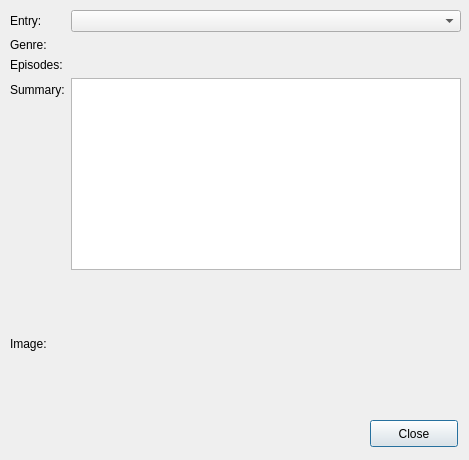
First picture: the form in interfaces/ui/infoDialog.ui, repository HarHar/Futaam, before the edit.
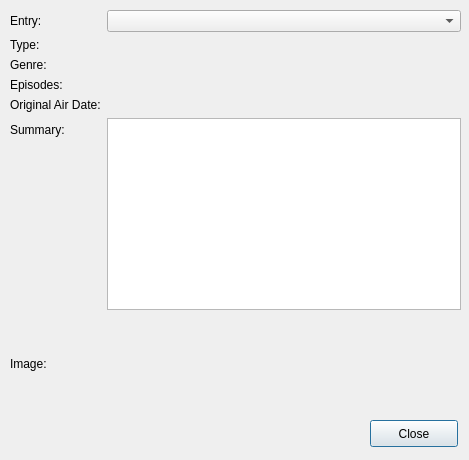
Second picture: the form after the edit.

Commit message: tweaked info dialog a bit

The edit to the form file:
```diff
--- a/interfaces/ui/infoDialog.ui
+++ b/interfaces/ui/infoDialog.ui
@@ -41,41 +41,69 @@
        <widget class="QComboBox" name="entrySelect"/>
       </item>
       <item row="1" column="0">
+       <widget class="QLabel" name="label_8">
+        <property name="text">
+         <string>Type:</string>
+        </property>
+       </widget>
+      </item>
+      <item row="1" column="1">
+       <widget class="QLabel" name="typeLine">
+        <property name="text">
+         <string/>
+        </property>
+       </widget>
+      </item>
+      <item row="2" column="0">
        <widget class="QLabel" name="label_6">
         <property name="text">
          <string>Genre: </string>
         </property>
        </widget>
       </item>
-      <item row="1" column="1">
+      <item row="2" column="1">
        <widget class="QLabel" name="genreLine">
         <property name="text">
          <string/>
         </property>
        </widget>
       </item>
-      <item row="2" column="0">
+      <item row="3" column="0">
        <widget class="QLabel" name="label_4">
         <property name="text">
          <string>Episodes:</string>
         </property>
        </widget>
       </item>
-      <item row="2" column="1">
+      <item row="3" column="1">
        <widget class="QLabel" name="episodeLine">
         <property name="text">
          <string/>
         </property>
        </widget>
       </item>
-      <item row="3" column="0">
+      <item row="4" column="0">
+       <widget class="QLabel" name="label_7">
+        <property name="text">
+         <string>Original Air Date:</string>
+        </property>
+       </widget>
+      </item>
+      <item row="4" column="1">
+       <widget class="QLabel" name="dateLine">
+        <property name="text">
+         <string/>
+        </property>
+       </widget>
+      </item>
+      <item row="5" column="0">
        <widget class="QLabel" name="label_2">
         <property name="text">
          <string>Summary:</string>
         </property>
        </widget>
       </item>
-      <item row="3" column="1">
+      <item row="5" column="1">
        <widget class="QPlainTextEdit" name="summaryText">
         <property name="readOnly">
          <bool>true</bool>
```
Left out of the diff: 15 changed lines with no effect on the pictures. The commit also changes 1 other file.
